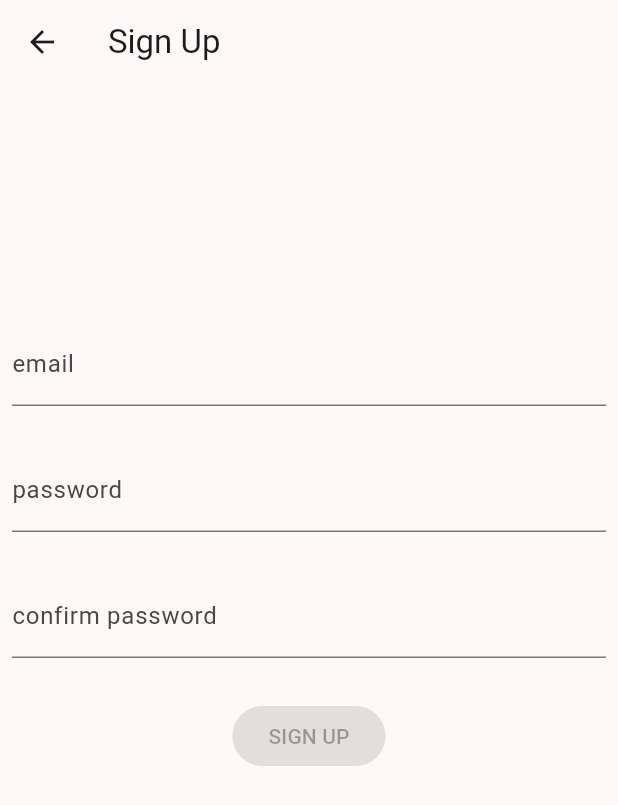
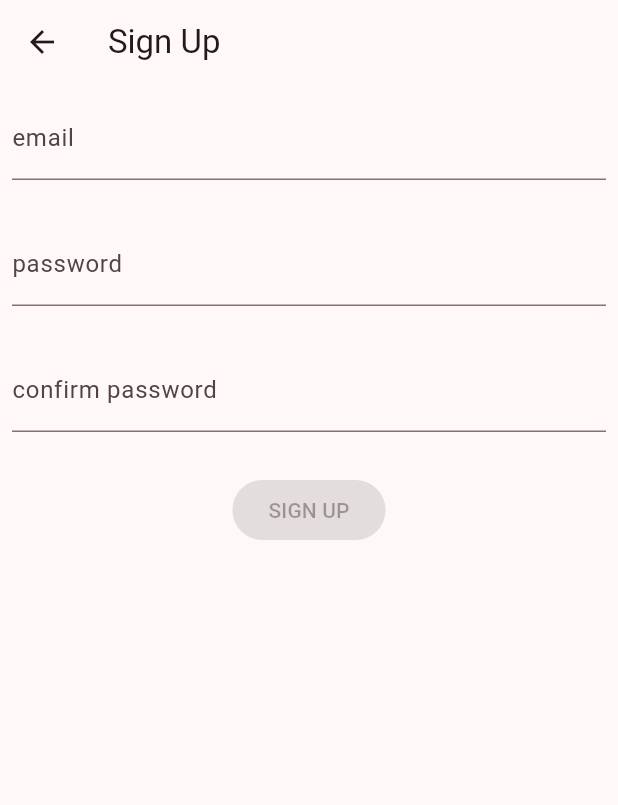
Before and after one commit to ming-app/ming-app, a Flutter app: the screen it shows after launch, after a tap on "CREATE ACCOUNT", on a phone screen of 412 x 824 dp. Shown: the top 805 px of the screen. Run offline on Flutter 3.47's test engine with Material 2 defaults, Android fonts, the phone set to English and light mode, and no system bars; drawn by our look-alikes of loader_overlay; our stand-ins replace bloc, copy_with_extension, dio, email_validator, equatable, extended_image and 11 more; missing offline and left inert: firebase_auth_platform_interface, flutter_loggy, flutter_loggy_dio; accounts and stored records are empty; generated files the repository leaves out were written again; statements that could not run were skipped.

Commit message:
Fix keyboard strumbling at mobile web login / signup view.
Keyboard가 align 문제 때문에 계속 흔들리는 문제 해결.

Signed-off-by: Hyukjoong Kim <wangmir@gmail.com>

```diff
--- a/lib/login/view/login_form.dart
+++ b/lib/login/view/login_form.dart
@@ -32,8 +32,6 @@ class LoginForm extends StatelessWidget {
             );
         }
       },
-      child: Align(
-        alignment: const Alignment(0, -1 / 3),
       child: SingleChildScrollView(
         child: Column(
           mainAxisSize: MainAxisSize.min,
@@ -51,7 +49,6 @@ class LoginForm extends StatelessWidget {
             const SizedBox(height: 8),
             _SignUpButton(),
           ],
-          ),
         ),
       ),
     );
--- a/lib/sign_up/view/sign_up_form.dart
+++ b/lib/sign_up/view/sign_up_form.dart
@@ -22,8 +22,6 @@ class SignUpForm extends StatelessWidget {
             );
         }
       },
-      child: Align(
-        alignment: const Alignment(0, -1 / 3),
       child: Column(
         mainAxisSize: MainAxisSize.min,
         children: [
@@ -35,7 +33,6 @@ class SignUpForm extends StatelessWidget {
           const SizedBox(height: 8),
           _SignUpButton(),
         ],
-        ),
       ),
     );
   }
```
Lines whose indentation alone changed are shown as unchanged.
